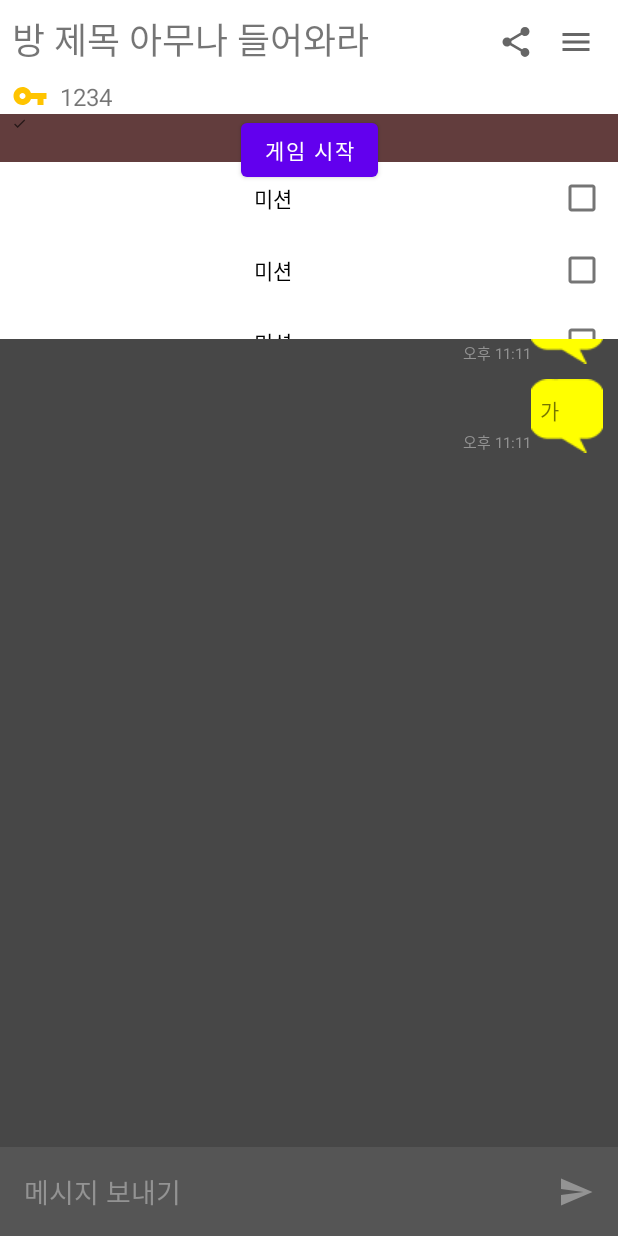
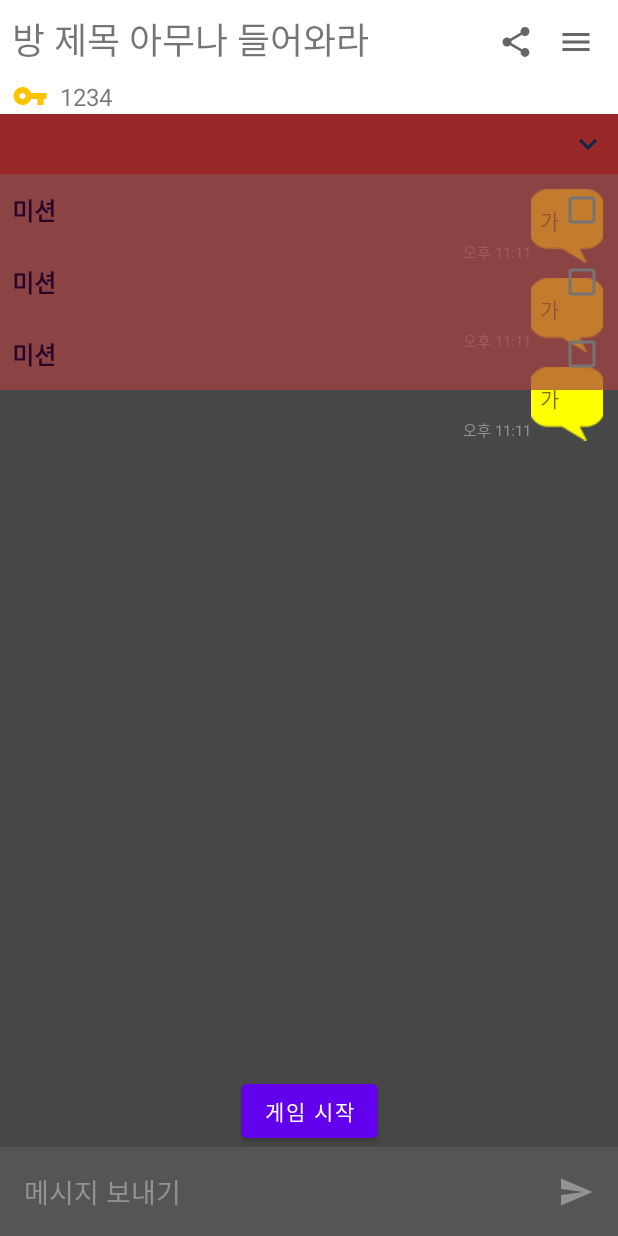
Before and after one commit to instructor-set/manito, an Android app: the layout activity_room.xml on its own in the app's theme, with its tools: preview values and no code run, on a phone screen of 412 x 824 dp. Run offline under Robolectric (Android 15) with nearby library versions, the phone set to English and light mode, and no system bars.

Commit message:
1. 미션 체크박스 등

```diff
--- a/app/build.gradle
+++ b/app/build.gradle
@@ -55,12 +55,11 @@ dependencies {
     implementation 'androidx.core:core-ktx:1.6.0'
     implementation 'androidx.appcompat:appcompat:1.3.1'
     implementation 'com.google.android.material:material:1.4.0'
-    implementation 'androidx.constraintlayout:constraintlayout:2.0.4'
+    implementation 'androidx.constraintlayout:constraintlayout:2.1.0'
     implementation 'androidx.annotation:annotation:1.2.0'
     implementation 'androidx.lifecycle:lifecycle-livedata-ktx:2.3.1'
     implementation 'androidx.lifecycle:lifecycle-viewmodel-ktx:2.3.1'
     implementation 'androidx.legacy:legacy-support-v4:1.0.0'
-    implementation "org.jetbrains.kotlin:kotlin-stdlib:$kotlin_version"
     implementation 'androidx.gridlayout:gridlayout:1.0.0'
     testImplementation 'junit:junit:4.13.2'
     implementation 'com.baoyz.pullrefreshlayout:library:1.2.0'
--- a/app/src/main/java/com/instructor/manito/CreateActivity.kt
+++ b/app/src/main/java/com/instructor/manito/CreateActivity.kt
@@ -43,7 +43,7 @@ class CreateActivity : AppCompatActivity() {
                     ),
                     uid,
                     Room.STATE_WAIT,
-                    missions
+                    missions.subList(0, missions.lastIndex)
                 )
                 val updates = hashMapOf(
                     "rooms/$rid" to room,
--- a/app/src/main/java/com/instructor/manito/MainMyRoomAdapter.kt
+++ b/app/src/main/java/com/instructor/manito/MainMyRoomAdapter.kt
@@ -108,7 +108,7 @@ class MainMyRoomAdapter(private val context: Context, private var listData: Arra
                                     Database.getReference("").updateChildren(updates).addOnSuccessListener {
 
 
-                                        (this@MainMyRoomAdapter.context as MainActivity).refreshChatList(true)
+                                        (this@MainMyRoomAdapter.context as MainActivity).refreshRoomList(true)
                                         Database.sendChat(rid!!, Chat.TYPE_EXIT, Chat.MESSAGE_EXIT)
                                     }
                                     // 방을 삭제
--- /dev/null
+++ b/app/src/main/res/drawable/ic_keyboard_arrow_down_black_24dp.xml
@@ -0,0 +1,9 @@
+<vector xmlns:android="http://schemas.android.com/apk/res/android"
+    android:width="24dp"
+    android:height="24dp"
+    android:viewportWidth="24"
+    android:viewportHeight="24">
+  <path
+      android:pathData="M7.41,8.59L12,13.17l4.59,-4.58L18,10l-6,6 -6,-6 1.41,-1.41z"
+      android:fillColor="#000"/>
+</vector>
--- a/app/src/main/res/layout/activity_room.xml
+++ b/app/src/main/res/layout/activity_room.xml
@@ -143,9 +143,9 @@
                 android:layout_width="wrap_content"
                 android:layout_height="wrap_content"
                 android:text="게임 시작"
+                app:layout_constraintBottom_toBottomOf="parent"
                 app:layout_constraintEnd_toEndOf="parent"
                 app:layout_constraintStart_toStartOf="parent"
-                app:layout_constraintTop_toTopOf="parent"
                 tools:visibility="visible" />
 
             <androidx.recyclerview.widget.RecyclerView
@@ -157,59 +157,43 @@
                 app:layout_constraintEnd_toEndOf="parent"
                 app:layout_constraintHorizontal_bias="0.0"
                 app:layout_constraintStart_toStartOf="parent"
-                app:layout_constraintTop_toBottomOf="@+id/startButton"
+                app:layout_constraintTop_toBottomOf="@+id/constraintLayout6"
                 app:layout_constraintVertical_bias="0.0"
                 tools:listitem="@layout/layout_right_message" />
+
+            <androidx.recyclerview.widget.RecyclerView
+                android:id="@+id/missionRecyclerRoom"
+                android:layout_width="0dp"
+                android:layout_height="wrap_content"
+                android:background="#B2AA4242"
+                app:layoutManager="androidx.recyclerview.widget.LinearLayoutManager"
+                app:layout_constraintEnd_toEndOf="parent"
+                app:layout_constraintStart_toStartOf="parent"
+                app:layout_constraintTop_toBottomOf="@+id/constraintLayout6"
+                tools:listitem="@layout/cell_mission_check"
+                tools:visibility="visible" />
 
             <androidx.constraintlayout.widget.ConstraintLayout
                 android:id="@+id/constraintLayout6"
                 android:layout_width="0dp"
-                android:layout_height="150dp"
-                android:background="#25FF0000"
-                android:backgroundTint="#FF0000"
+                android:layout_height="wrap_content"
+                android:background="#982727"
                 app:layout_constraintEnd_toEndOf="parent"
                 app:layout_constraintStart_toStartOf="parent"
-                app:layout_constraintTop_toTopOf="@+id/startButton">
+                app:layout_constraintTop_toTopOf="parent">
 
                 <ImageView
-                    android:id="@+id/imageView3"
-                    android:layout_width="10dp"
-                    android:layout_height="10dp"
-                    android:layout_marginStart="8dp"
-                    android:layout_marginTop="1dp"
-                    android:backgroundTint="#FFFFFF"
-                    android:foregroundTint="#000000"
-                    app:tint="#000000"
-                    app:layout_constraintStart_toStartOf="parent"
-                    app:layout_constraintTop_toTopOf="parent"
-                    app:srcCompat="@drawable/ic_check" />
-
-                <TextView
-                    android:id="@+id/myManitoText"
+                    android:id="@+id/arrowImage"
                     android:layout_width="wrap_content"
                     android:layout_height="wrap_content"
                     android:layout_marginTop="8dp"
-                    android:text="내 마니또"
-                    android:textColor="#ffffff"
-                    android:textSize="16dp"
-                    app:layout_constraintTop_toTopOf="parent"
-                    app:layout_constraintEnd_toEndOf="parent"
-                    app:layout_constraintStart_toStartOf="parent" />
-
-                <androidx.recyclerview.widget.RecyclerView
-                    android:id="@+id/missionRecyclerView"
-                    android:layout_width="0dp"
-                    android:layout_height="0dp"
-                    app:layoutManager="androidx.recyclerview.widget.LinearLayoutManager"
+                    android:layout_marginEnd="8dp"
+                    android:layout_marginBottom="8dp"
                     app:layout_constraintBottom_toBottomOf="parent"
                     app:layout_constraintEnd_toEndOf="parent"
-                    app:layout_constraintHorizontal_bias="0.0"
-                    app:layout_constraintStart_toStartOf="parent"
-                    app:layout_constraintTop_toBottomOf="@+id/myManitoText"
-                    app:layout_constraintVertical_bias="0.0"
-                    tools:listitem="@layout/cell_mission_check" />
-
-
+                    app:layout_constraintTop_toTopOf="parent"
+                    app:srcCompat="@drawable/ic_keyboard_arrow_down_black_24dp"
+                    app:tint="#0A284C" />
 
 
             </androidx.constraintlayout.widget.ConstraintLayout>
--- a/app/src/main/res/layout/cell_mission_check.xml
+++ b/app/src/main/res/layout/cell_mission_check.xml
@@ -4,31 +4,37 @@
     xmlns:tools="http://schemas.android.com/tools"
     android:layout_width="match_parent"
     android:layout_height="wrap_content"
-    android:background="#FFFFFF">
-    \
+    android:background="#00FFFFFF">
+
+    <CheckBox
+        android:id="@+id/missionCheckBox"
+        android:layout_width="wrap_content"
+        android:layout_height="wrap_content"
+        android:layout_marginTop="8dp"
+        android:layout_marginEnd="8dp"
+        android:layout_marginBottom="8dp"
+        android:background="@null"
+        android:gravity="center"
+        android:minWidth="0dp"
+        android:minHeight="0dp"
+        app:layout_constraintBottom_toBottomOf="@id/cellMissionText"
+        app:layout_constraintEnd_toEndOf="parent"
+        app:layout_constraintTop_toTopOf="@id/cellMissionText" />
 
     <TextView
         android:id="@+id/cellMissionText"
-        android:layout_width="0dp"
+        android:layout_width="wrap_content"
         android:layout_height="wrap_content"
         android:layout_marginStart="8dp"
         android:layout_marginTop="8dp"
         android:layout_marginBottom="8dp"
         android:text="미션"
         android:textAlignment="center"
-        android:textColor="#000000"
+        android:textColor="#25052C"
+        android:textSize="16dp"
+        android:textStyle="bold"
         app:layout_constraintBottom_toBottomOf="parent"
-        app:layout_constraintEnd_toStartOf="@+id/missionCheckBox"
         app:layout_constraintStart_toStartOf="parent"
         app:layout_constraintTop_toTopOf="parent" />
-    <CheckBox
-        android:id="@+id/missionCheckBox"
-        android:layout_width="wrap_content"
-        android:layout_height="wrap_content"
-        app:layout_constraintStart_toEndOf="@id/cellMissionText"
-        app:layout_constraintEnd_toEndOf="parent"
-        android:layout_marginStart="8dp"
-        app:layout_constraintTop_toTopOf="@id/cellMissionText"
-        app:layout_constraintBottom_toBottomOf="@id/cellMissionText"/>
 
 </androidx.constraintlayout.widget.ConstraintLayout>
--- a/build.gradle
+++ b/build.gradle
@@ -1,7 +1,7 @@
 // Top-level build file where you can add configuration options common to all sub-projects/modules.
 buildscript {
     ext {
-        kotlin_version = "1.5.21"
+        kotlin_version = "1.5.30"
         splitties_version = "3.0.0"
     }
     repositories {
```
Also changed, not shown: app/src/main/java/com/instructor/manito/MainActivity.kt (+6 -4 lines), app/src/main/java/com/instructor/manito/MissionCheckAdapter.kt (+5 -22 lines), app/src/main/java/com/instructor/manito/RoomActivity.kt (+25 -18 lines), app/src/main/res/drawable/ic_keyboard_arrow_up_black_24dp.xml (added, +9 -0 lines).
